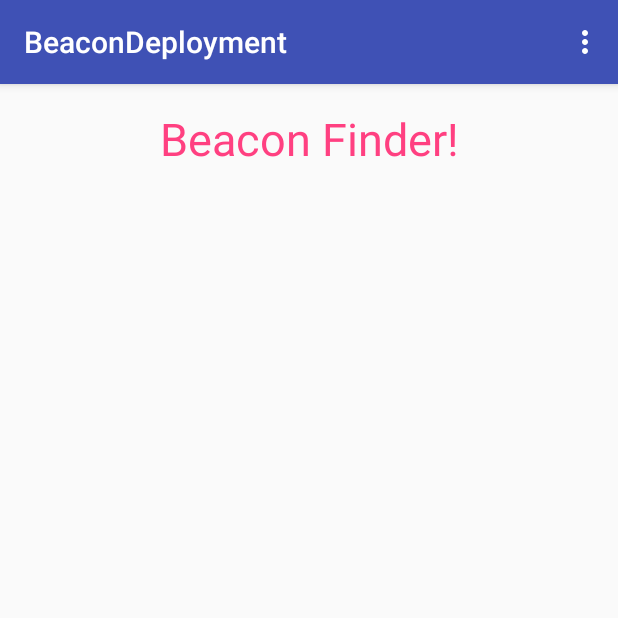
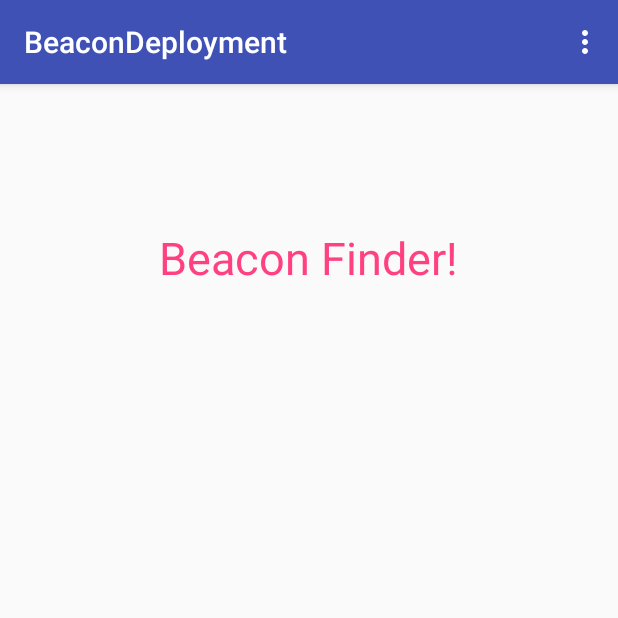
Before and after one commit to alberolimpica/Beacons-Android-App, an Android app: the screen it shows after launch (MainActivity before the commit, BeaconActivity after it), on a phone screen of 412 x 824 dp, the top half of it. Run offline under Robolectric (Android 15) with nearby library versions, the light colour scheme and no system bars; libraries missing offline, so code that uses them is left out: org.altbeacon.beacon; 3 statements that could not run were skipped.

Commit message:
Beacon object created. Shows on the screen the 3 objects stored on the ArrrayList, for we only need those 3 to do the triangulation

```diff
--- a/app/src/main/AndroidManifest.xml
+++ b/app/src/main/AndroidManifest.xml
@@ -8,7 +8,7 @@
         android:label="@string/app_name"
         android:supportsRtl="true"
         android:theme="@style/AppTheme">
-        <activity android:name=".MainActivity">
+        <activity android:name=".BeaconActivity">
             <intent-filter>
                 <action android:name="android.intent.action.MAIN" />
 
--- a/app/src/main/java/com/example/r00143659/beacondeployment/MainActivity.java
+++ b/app/src/main/java/com/example/r00143659/beacondeployment/BeaconActivity.java
@@ -16,16 +16,19 @@ import org.altbeacon.beacon.Identifier;
 import org.altbeacon.beacon.RangeNotifier;
 import org.altbeacon.beacon.Region;
 
+import java.util.ArrayList;
 import java.util.Collection;
+import java.util.List;
 
-public class MainActivity  extends AppCompatActivity implements BeaconConsumer, RangeNotifier {
+public class BeaconActivity extends AppCompatActivity implements BeaconConsumer, RangeNotifier {
 
     private BeaconManager mBeaconManager;
+    static List<BeaconItem> beacons = new ArrayList<BeaconItem>();
 
     @Override
     public void onCreate(Bundle savedInstanceState) {
         super.onCreate(savedInstanceState);
-        setContentView(R.layout.activity_main);
+        setContentView(R.layout.activity_beacon);
     }
     @Override
     public boolean onCreateOptionsMenu(Menu menu) {
@@ -33,9 +36,6 @@ public class MainActivity  extends AppCompatActivity implements BeaconConsumer,
         getMenuInflater().inflate(R.menu.main_menu, menu);
         return true;
     }
-
-
-
     @Override
     //This method gets called when the activity appears
     public  void onResume (){
@@ -79,9 +79,14 @@ public class MainActivity  extends AppCompatActivity implements BeaconConsumer,
                 Log.d("RangingActivity", "I see a beacon transmitting namespace id: " + namespaceId +
                         " and instance id: " + instanceId +
                         " approximately " + beacon.getDistance() + " meters away.");
+                final String Id = String.valueOf(instanceId);
+                final String namespace = String.valueOf(namespaceId);
+                final double distance =  beacon.getDistance();
+              //  storeBeacons(new BeaconItem(Id, namespace, distance));// Only the original thread that created a view hierarchy can touch its views.
                 runOnUiThread(new Runnable() {
                     public void run() {
-                        ((TextView)MainActivity.this.findViewById(R.id.message)).setText("Hello world, and welcome to Eddystone!");
+                        storeBeacons(new BeaconItem(Id, namespace, distance));// Only the original thread that created a view hierarchy can touch its views.
+                        ((TextView)BeaconActivity.this.findViewById(R.id.message)).setText("Hello world, and welcome to Eddystone!");
                     }
                 });
             }
@@ -93,4 +98,37 @@ public class MainActivity  extends AppCompatActivity implements BeaconConsumer,
         mBeaconManager.unbind(this);
     }
 
+    public void storeBeacons(BeaconItem beacon){
+        if(beacons.size() >= 3){
+            return;
+        }
+
+        boolean equal = false;
+        for (BeaconItem aux : beacons) {
+            if(beacon.getId() == aux.getId()){
+                aux.setDistance(beacon.getDistance());
+                equal = true;
+            }
+        }
+
+        if(!equal){
+            beacons.add(beacon);
+        }
+        for(BeaconItem aux : beacons){
+            if(beacons.size() == 1){
+                ((TextView)BeaconActivity.this.findViewById(R.id.text1)).setText("I see a beacon transmitting namespace id: " + beacon.getNamespace() +
+                        " and instance id: " + beacon.getId() +
+                        " approximately " + beacon.getDistance() + " meters away.");
+            }else if(beacons.size() == 2){
+                ((TextView)BeaconActivity.this.findViewById(R.id.text2)).setText("I see a beacon transmitting namespace id: " + beacon.getNamespace() +
+                        " and instance id: " + beacon.getId() +
+                        " approximately " + beacon.getDistance() + " meters away.");
+            }else
+                ((TextView)BeaconActivity.this.findViewById(R.id.text3)).setText("I see a beacon transmitting namespace id: " + beacon.getNamespace() +
+                        " and instance id: " + beacon.getId() +
+                        " approximately " + beacon.getDistance() + " meters away.");
+
+        }
+    }
+
 }
--- /dev/null
+++ b/app/src/main/res/layout/activity_beacon.xml
@@ -0,0 +1,46 @@
+<?xml version="1.0" encoding="utf-8"?>
+<LinearLayout xmlns:android="http://schemas.android.com/apk/res/android"
+    xmlns:tools="http://schemas.android.com/tools"
+    android:layout_width="match_parent"
+    android:layout_height="match_parent"
+    android:paddingBottom="@dimen/activity_vertical_margin"
+    android:paddingLeft="@dimen/activity_horizontal_margin"
+    android:paddingRight="@dimen/activity_horizontal_margin"
+    android:paddingTop="@dimen/activity_vertical_margin"
+    android:id="@+id/container"
+    android:orientation="vertical"
+    tools:context=".BeaconActivity">
+
+    <TextView
+        android:id="@+id/message"
+        android:layout_weight="3"
+        android:layout_height="wrap_content"
+        android:layout_width="wrap_content"
+        android:layout_gravity="center"
+        android:gravity="center"
+        android:textColor="@color/colorAccent"
+        android:textSize="30dp"
+        android:text="Beacon Finder!" />
+    <TextView
+        android:id="@+id/text1"
+        android:layout_weight="3"
+        android:layout_height="wrap_content"
+        android:layout_width="wrap_content"
+        android:layout_gravity="center"
+        android:textColor="@color/colorPrimary"/>
+    <TextView
+        android:id="@+id/text2"
+        android:layout_weight="3"
+        android:layout_height="wrap_content"
+        android:layout_width="wrap_content"
+        android:layout_gravity="center"
+        android:textColor="@color/colorPrimary"/>
+    <TextView
+        android:id="@+id/text3"
+        android:layout_weight="3"
+        android:layout_height="wrap_content"
+        android:layout_width="wrap_content"
+        android:layout_gravity="center"
+        android:textColor="@color/colorPrimary"/>
+
+</LinearLayout>
--- a/app/src/main/res/layout/activity_main.xml
+++ /dev/null
@@ -1,23 +0,0 @@
-<?xml version="1.0" encoding="utf-8"?>
-<LinearLayout xmlns:android="http://schemas.android.com/apk/res/android"
-    xmlns:tools="http://schemas.android.com/tools"
-    android:layout_width="match_parent"
-    android:layout_height="match_parent"
-    android:paddingBottom="@dimen/activity_vertical_margin"
-    android:paddingLeft="@dimen/activity_horizontal_margin"
-    android:paddingRight="@dimen/activity_horizontal_margin"
-    android:paddingTop="@dimen/activity_vertical_margin"
-    android:id="@+id/container"
-    android:orientation="horizontal"
-    tools:context="com.example.r00143659.beacondeployment.MainActivity">
-
-    <TextView
-        android:id="@+id/message"
-        android:layout_weight="3"
-        android:layout_height="wrap_content"
-        android:layout_width="wrap_content"
-        android:gravity="center"
-        android:textColor="@color/colorAccent"
-        android:textSize="30dp"
-        android:text="Beacon Finder!" />
-</LinearLayout>
--- a/app/src/main/res/menu/main_menu.xml
+++ b/app/src/main/res/menu/main_menu.xml
@@ -1,7 +1,7 @@
 <?xml version="1.0" encoding="utf-8"?>
 <menu xmlns:android="http://schemas.android.com/apk/res/android"
     xmlns:app="http://schemas.android.com/apk/res-auto"
-    xmlns:tools="http://schemas.android.com/tools" tools:context=".MainActivity">
+    xmlns:tools="http://schemas.android.com/tools" tools:context=".BeaconActivity">
     <item android:id="@+id/action_settings"
         android:title="@string/action_settings"
         android:orderInCategory="100" app:showAsAction="never" />
```
Also changed, not shown: app/src/main/java/com/example/r00143659/beacondeployment/Beacon.java (added, +40 -0 lines), app/src/main/java/com/example/r00143659/beacondeployment/BeaconItem.java (added, +40 -0 lines).
